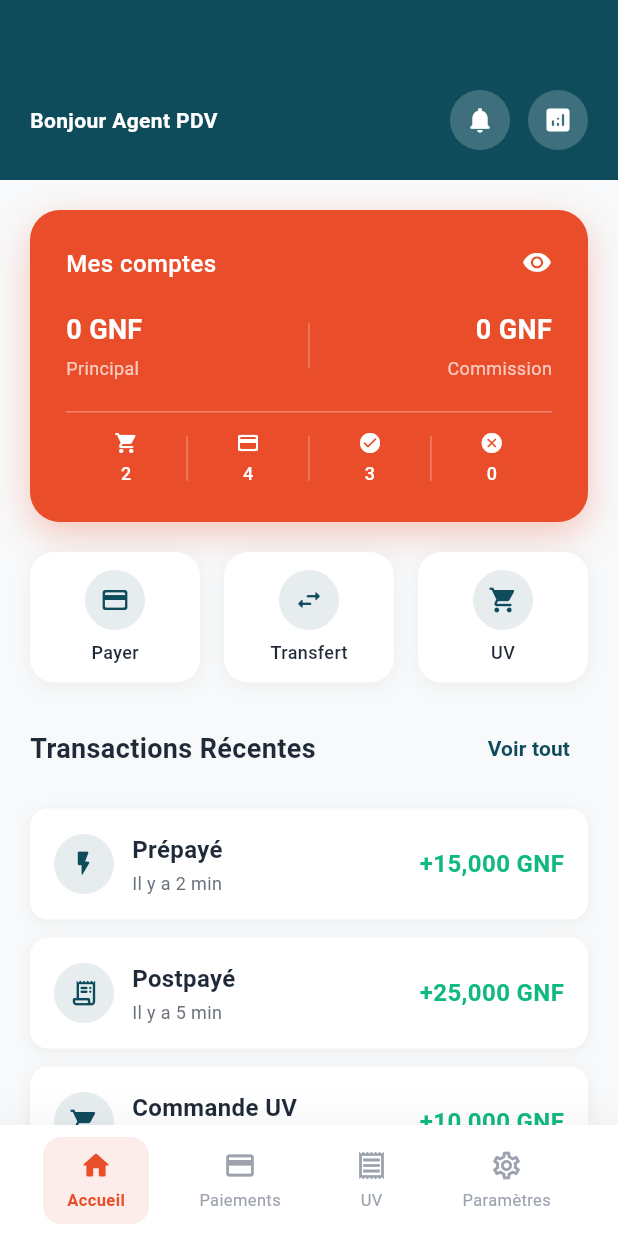
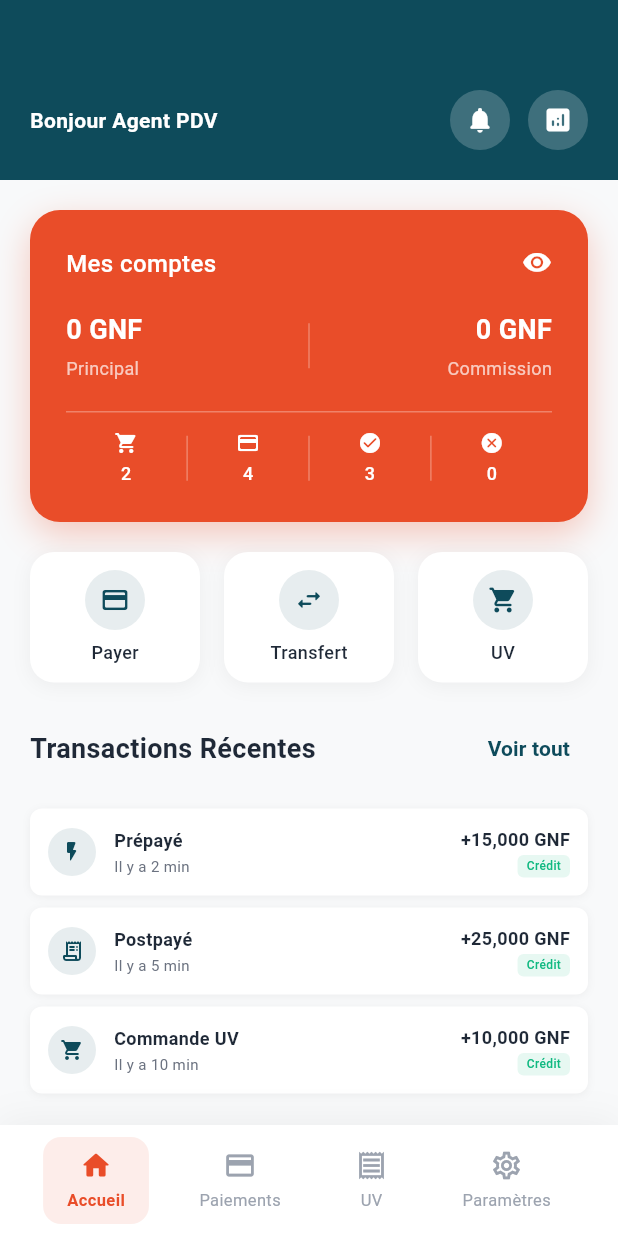
Before and after one commit to medchelios/pdv-baaf, a Flutter app: the HomeScreen screen opened by its route, on a phone screen of 412 x 824 dp. Run offline on Flutter 3.47's test engine with Material 3 defaults, Android fonts, the phone set to English and light mode, and no system bars; our stand-ins replace logger, shared_preferences; accounts and stored records are empty; network calls fail; Roboto replaces fonts that are missing (Futura).

Commit message:
Enhance RecentTransactions widget and HomeDataLoader: Update RecentTransactions to display up to 5 transactions with additional details (reference and period). Refactor HomeDataLoader to load recent payments from PaymentService, improving data handling and user experience.

```diff
--- a/lib/screens/home/widgets/recent_transactions.dart
+++ b/lib/screens/home/widgets/recent_transactions.dart
@@ -47,14 +47,16 @@ class RecentTransactions extends StatelessWidget {
             ],
           ),
           const SizedBox(height: 16),
-          ...transactions.take(3).map((transaction) => Padding(
-            padding: const EdgeInsets.only(bottom: 12),
+                  ...transactions.take(5).map((transaction) => Padding(
+                    padding: const EdgeInsets.only(bottom: 8),
                     child: _buildTransactionItem(
                       icon: _getTransactionIcon(transaction['type'] ?? ''),
-              title: transaction['title'] ?? 'Transaction',
+                      title: transaction['title'] ?? 'Paiement',
                       subtitle: transaction['subtitle'] ?? 'Récent',
-              amount: transaction['amount'] ?? '+0 GNF',
+                      amount: transaction['amount'] ?? '0 GNF',
                       isPositive: transaction['isPositive'] ?? true,
+                      reference: transaction['reference'],
+                      period: transaction['period'],
                     ),
                   )),
         ],
@@ -107,33 +109,39 @@ class RecentTransactions extends StatelessWidget {
     required String subtitle,
     required String amount,
     required bool isPositive,
+    String? reference,
+    String? period,
   }) {
-    return Container(
-      padding: const EdgeInsets.all(16),
+    return GestureDetector(
+      onTap: () {
+        // TODO: Afficher les détails du paiement
+      },
+      child: Container(
+        padding: const EdgeInsets.all(12),
         decoration: BoxDecoration(
           color: Colors.white,
-        borderRadius: BorderRadius.circular(12),
+          borderRadius: BorderRadius.circular(8),
           boxShadow: [
             BoxShadow(
               color: Colors.black.withValues(alpha: 0.05),
-            blurRadius: 8,
-            offset: const Offset(0, 2),
+              blurRadius: 4,
+              offset: const Offset(0, 1),
             ),
           ],
         ),
         child: Row(
           children: [
             Container(
-            width: 40,
-            height: 40,
+              width: 32,
+              height: 32,
               decoration: BoxDecoration(
                 color: AppConstants.brandBlue.withValues(alpha: 0.1),
-              borderRadius: BorderRadius.circular(20),
+                borderRadius: BorderRadius.circular(16),
               ),
               child: Icon(
                 icon,
                 color: AppConstants.brandBlue,
-              size: 20,
+                size: 16,
               ),
             ),
             const SizedBox(width: 12),
@@ -144,31 +152,92 @@ class RecentTransactions extends StatelessWidget {
                   Text(
                     title,
                     style: const TextStyle(
-                    fontSize: 16,
+                      fontSize: 12,
                       fontWeight: FontWeight.w600,
                       color: AppConstants.textPrimary,
                     ),
                   ),
+                  if (reference != null && reference.isNotEmpty) ...[
+                    const SizedBox(height: 2),
+                    Text(
+                      'Ref: $reference',
+                      style: const TextStyle(
+                        fontSize: 10,
+                        color: AppConstants.textSecondary,
+                      ),
+                    ),
+                  ],
+                  if (period != null && period.isNotEmpty) ...[
+                    const SizedBox(height: 2),
+                    Text(
+                      'Période: $period',
+                      style: const TextStyle(
+                        fontSize: 10,
+                        color: AppConstants.textSecondary,
+                      ),
+                    ),
+                  ],
                   const SizedBox(height: 2),
                   Text(
                     subtitle,
                     style: const TextStyle(
-                    fontSize: 12,
+                      fontSize: 10,
                       color: AppConstants.textSecondary,
                     ),
                   ),
                 ],
               ),
             ),
+            Column(
+              crossAxisAlignment: CrossAxisAlignment.end,
+              children: [
                 Text(
                   amount,
+                  style: const TextStyle(
+                    fontSize: 12,
+                    fontWeight: FontWeight.bold,
+                    color: AppConstants.textPrimary,
+                  ),
+                ),
+                if (isPositive) ...[
+                  const SizedBox(height: 2),
+                  Container(
+                    padding: const EdgeInsets.symmetric(horizontal: 6, vertical: 2),
+                    decoration: BoxDecoration(
+                      color: AppConstants.successColor.withValues(alpha: 0.1),
+                      borderRadius: BorderRadius.circular(4),
+                    ),
+                    child: const Text(
+                      'Crédit',
                       style: TextStyle(
-              fontSize: 16,
-              fontWeight: FontWeight.bold,
-              color: isPositive ? AppConstants.successColor : AppConstants.errorColor,
+                        fontSize: 8,
+                        color: AppConstants.successColor,
+                        fontWeight: FontWeight.w500,
+                      ),
+                    ),
+                  ),
+                ] else ...[
+                  const SizedBox(height: 2),
+                  Container(
+                    padding: const EdgeInsets.symmetric(horizontal: 6, vertical: 2),
+                    decoration: BoxDecoration(
+                      color: AppConstants.errorColor.withValues(alpha: 0.1),
+                      borderRadius: BorderRadius.circular(4),
+                    ),
+                    child: const Text(
+                      'Débit',
+                      style: TextStyle(
+                        fontSize: 8,
+                        color: AppConstants.errorColor,
+                        fontWeight: FontWeight.w500,
+                      ),
                     ),
                   ),
                 ],
+              ],
+            ),
+          ],
+        ),
       ),
     );
   }
```
Also changed, not shown: lib/services/home_data_loader.dart (+87 -35 lines), lib/services/payment_service.dart (added, +47 -0 lines). Lines whose indentation alone changed are shown as unchanged.
